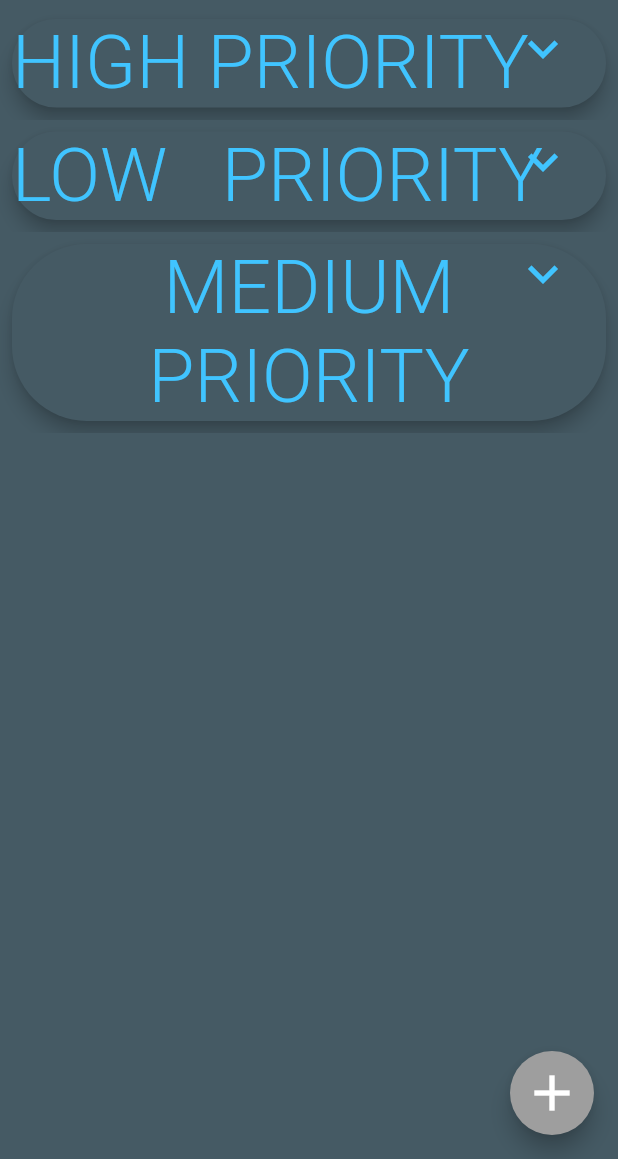
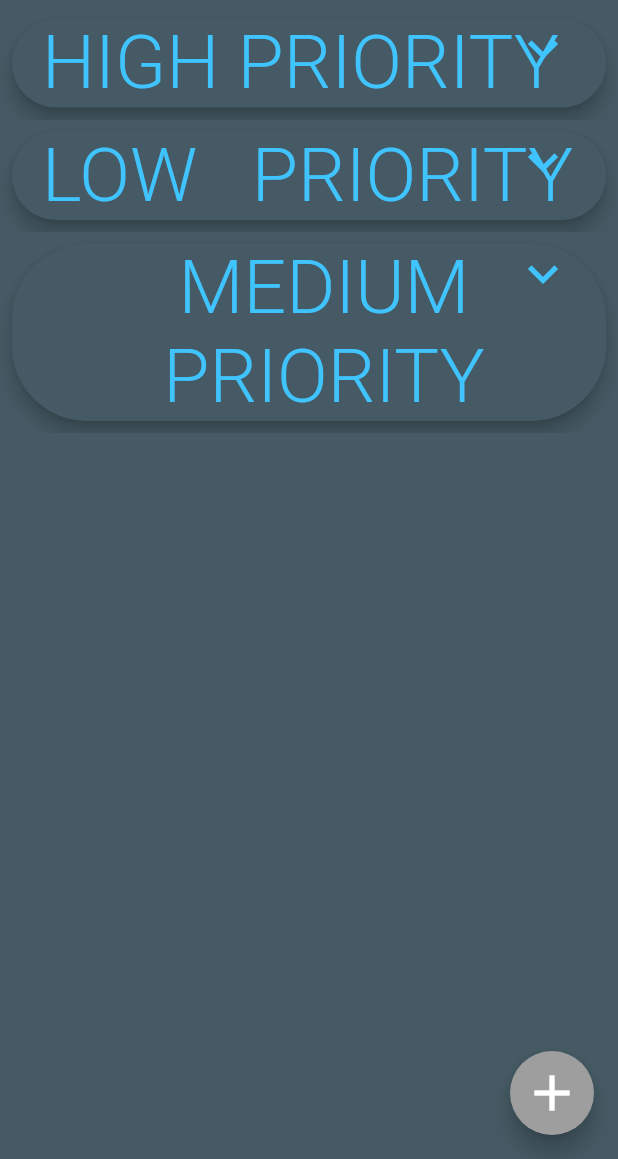
Before and after one commit to hashem78/Taskist, a Flutter app: the screen it shows after launch, on a phone screen of 412 x 824 dp, the part 77-1236 px from its top. Run offline on Flutter 3.47's test engine with Material 2 defaults, Android fonts, the phone set to English and light mode, and no system bars; our stand-ins replace cloud_firestore, firebase_core, flutter_local_notifications; accounts and stored records are empty.

Commit message:
fix landscape title outof place

```diff
--- a/lib/widgets/widget_block.dart
+++ b/lib/widgets/widget_block.dart
@@ -31,13 +31,16 @@ class WidgetBlock<E> extends StatelessWidget {
               ),
               child: Wrap(
                 children: [
-                  Text(
+                  Padding(
+                    padding: const EdgeInsets.only(left: 20.0),
+                    child: Text(
                       title,
                       textAlign: TextAlign.center,
                       style: const TextStyle(
                         fontSize: 50,
                         fontWeight: FontWeight.w300,
                         color: Colors.lightBlueAccent,
+                      ),
                     ),
                   ),
                   ValueListenableBuilder<bool>(
```
Lines whose indentation alone changed are shown as unchanged.
